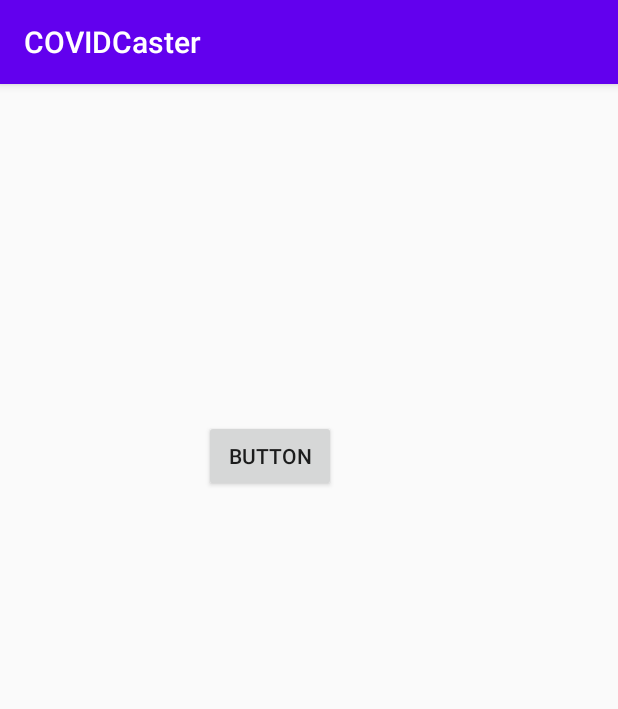
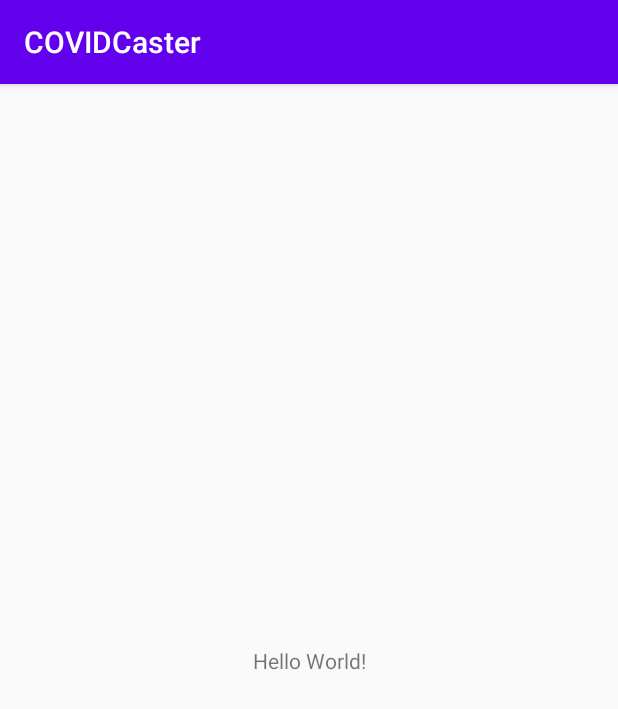
Before and after one commit to cinomed88/COVIDcaster, an Android app: the screen it shows after launch (MainActivity), on a phone screen of 412 x 824 dp. Shown: the top 709 px of the screen. Run offline under Robolectric (Android 15) with nearby library versions, the phone set to English and light mode, and no system bars.

Commit message:
fixed Main

```diff
--- a/app/src/main/java/com/example/covidcaster/MainActivity.java
+++ b/app/src/main/java/com/example/covidcaster/MainActivity.java
@@ -17,8 +17,4 @@ public class MainActivity extends AppCompatActivity {
         setContentView(R.layout.activity_main);
     }
 
-    public void onDataClick(View v) {
-        Intent i = new Intent(MainActivity.this, DataActivity.class);
-        startActivity(i);
-    }
 }
--- a/app/src/main/res/layout/activity_main.xml
+++ b/app/src/main/res/layout/activity_main.xml
@@ -6,15 +6,13 @@
     android:layout_height="match_parent"
     tools:context=".MainActivity">
 
-
-    <Button
-        android:id="@+id/button"
+    <TextView
         android:layout_width="wrap_content"
         android:layout_height="wrap_content"
-        android:layout_marginStart="136dp"
-        android:layout_marginTop="224dp"
-        android:text="Button"
-        app:layout_constraintStart_toStartOf="parent"
-        app:layout_constraintTop_toTopOf="parent"
-        android:onClick="onDataClick"/>
+        android:text="Hello World!"
+        app:layout_constraintBottom_toBottomOf="parent"
+        app:layout_constraintLeft_toLeftOf="parent"
+        app:layout_constraintRight_toRightOf="parent"
+        app:layout_constraintTop_toTopOf="parent" />
+
 </androidx.constraintlayout.widget.ConstraintLayout>
```
